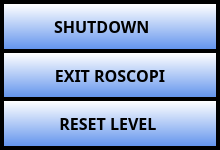
Before: the Qt Designer form ui/MenuDialog.ui in UnexplodedMinds/Stratofier, drawn with Qt 5.
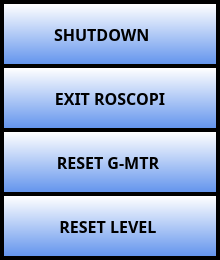
After: the same form once the commit is applied. Icons and pictures are not drawn.

Commit message: Removed unused icon resources leftover from Android port. Fix menu signalling and add a G-Meter reset button.

Diff of the .ui file:
```diff
--- a/ui/MenuDialog.ui
+++ b/ui/MenuDialog.ui
@@ -7,7 +7,7 @@
     <x>0</x>
     <y>0</y>
     <width>220</width>
-    <height>150</height>
+    <height>260</height>
    </rect>
   </property>
   <property name="sizePolicy">
@@ -19,13 +19,13 @@
   <property name="minimumSize">
    <size>
     <width>220</width>
-    <height>150</height>
+    <height>260</height>
    </size>
   </property>
   <property name="maximumSize">
    <size>
     <width>220</width>
-    <height>150</height>
+    <height>260</height>
    </size>
   </property>
   <property name="palette">
@@ -200,6 +200,40 @@
      </property>
     </widget>
    </item>
+   <item>
+    <widget class="QPushButton" name="m_pResetGMeterButton">
+     <property name="sizePolicy">
+      <sizepolicy hsizetype="MinimumExpanding" vsizetype="MinimumExpanding">
+       <horstretch>0</horstretch>
+       <verstretch>0</verstretch>
+      </sizepolicy>
+     </property>
+     <property name="font">
+      <font>
+       <family>Piboto</family>
+       <pointsize>12</pointsize>
+       <weight>75</weight>
+       <bold>true</bold>
+      </font>
+     </property>
+     <property name="text">
+      <string>RESET G-MTR </string>
+     </property>
+     <property name="icon">
+      <iconset resource="../AHRSResources.qrc">
+       <normaloff>:/icons/resources/GForce.png</normaloff>:/icons/resources/GForce.png</iconset>
+     </property>
+     <property name="iconSize">
+      <size>
+       <width>32</width>
+       <height>32</height>
+      </size>
+     </property>
+     <property name="autoDefault">
+      <bool>false</bool>
+     </property>
+    </widget>
+   </item>
    <item>
     <widget class="QPushButton" name="m_pResetLevelButton">
      <property name="sizePolicy">
```
The commit also changes 12 other files.
